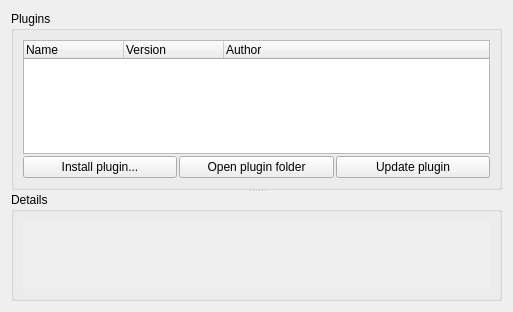
Before: the Qt Designer form ui/options_plugins.ui in metabrainz/picard, drawn with Qt 5.
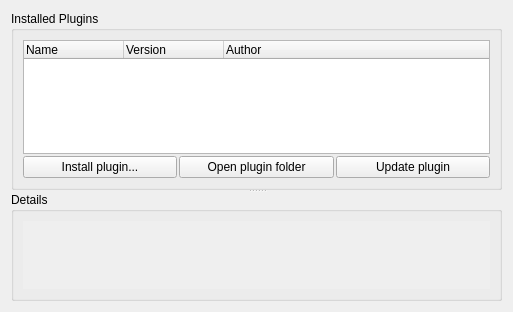
After: the same form once the commit is applied.

Commit message:
Installed plugins are not shown in the available list
This keeps things clear - two lists for distinct purposes - Installed &
Available.

The "Hide installed plugins" checkbox has been removed and the groupboxes
renamed.

```diff
--- a/ui/options_plugins.ui
+++ b/ui/options_plugins.ui
@@ -21,7 +21,7 @@
      </property>
      <widget class="QGroupBox" name="groupBox_2">
       <property name="title">
-       <string>Plugins</string>
+       <string>Installed Plugins</string>
       </property>
       <layout class="QVBoxLayout">
        <property name="spacing">
```
The commit also changes 4 other files.
